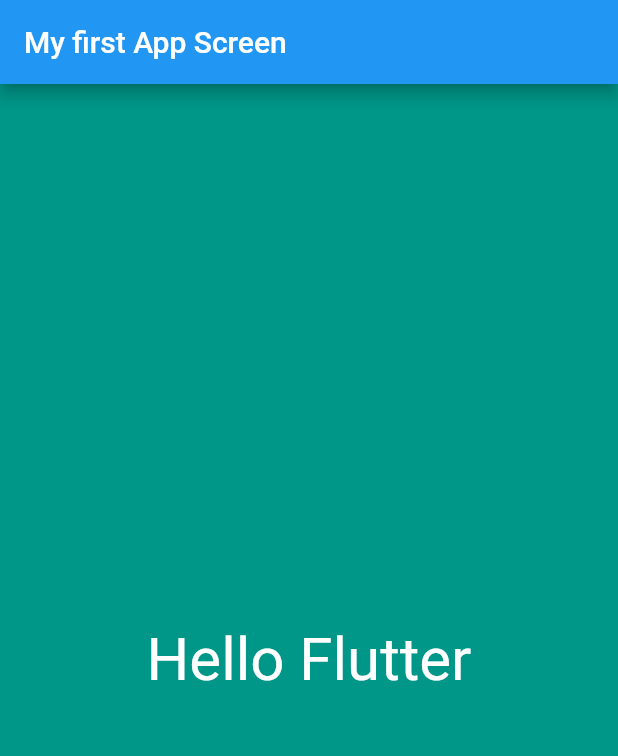
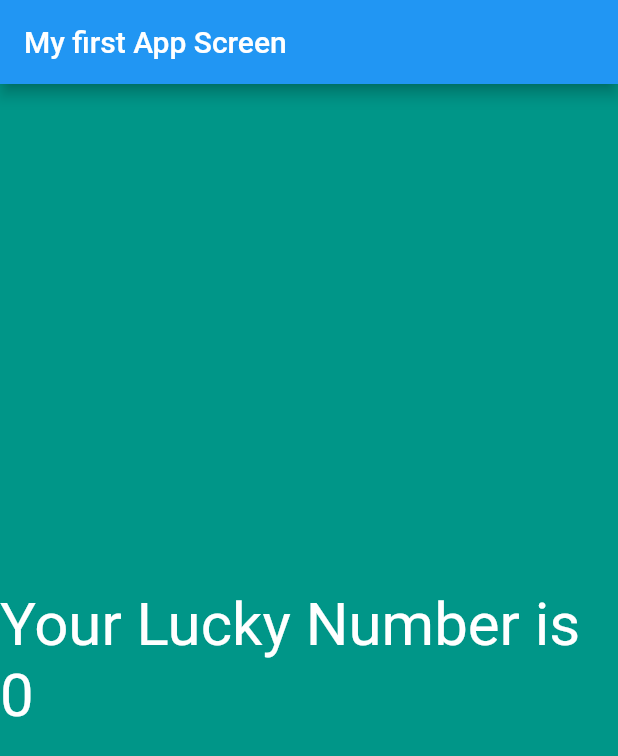
Before and after one commit to AfshandaM/my-application, a Flutter app: the screen it shows after launch, on a phone screen of 412 x 824 dp. Shown: the top 756 px of the screen. Run offline on Flutter 3.47's test engine with Material 2 defaults, Android fonts, the phone set to English and light mode, and no system bars.

Commit message:
Lucky Number

```diff
--- /dev/null
+++ b/lib/app_screens/first_screen.dart
@@ -0,0 +1,26 @@
+import 'dart:math';
+
+import "package:flutter/material.dart";
+
+class FirstScreen extends StatelessWidget {
+  @override
+  Widget build(BuildContext context) {
+    return Material(
+      color: Colors.teal,
+      child: Center(
+        child: Text(
+          generateLuckyNumber(),
+          textDirection: TextDirection.ltr,
+          style: TextStyle(color: Colors.white, fontSize: 40.0),
+        ),
+      ),
+    );
+  }
+
+  String generateLuckyNumber() {
+    var random = Random();
+    int luckyNumber = random.nextInt(10);
+
+    return "Your Lucky Number is $luckyNumber";
+  }
+}
--- a/lib/main.dart
+++ b/lib/main.dart
@@ -1,23 +1,20 @@
 import "package:flutter/material.dart";
+import './app_screens/first_screen.dart';
 
-void main() {
-  runApp(
+void main() => runApp(new MyFlutterApp());
 
-    MaterialApp(
-      title: "My Flutter App",
-      home: Scaffold(
-        appBar: AppBar(title: Text("My first App Screen"),),
-        body: Material(
-          color: Colors.teal,
-          child: Center(
-            child: Text(
-              "Hello Flutter",
-              textDirection: TextDirection.ltr,
-              style: TextStyle(color: Colors.white, fontSize: 40.0),
-            ),
-          ),
-        ),
-      )
-    )
-  );
+
+class MyFlutterApp extends StatelessWidget {
+
+  @override
+  Widget build(BuildContext context) {
+    return MaterialApp(
+      debugShowCheckedModeBanner: false,
+        title: "My Flutter App",
+        home: Scaffold(
+          appBar: AppBar(title: Text("My first App Screen"),),
+          body: FirstScreen()
+        )
+    );
+  }
 }
```
